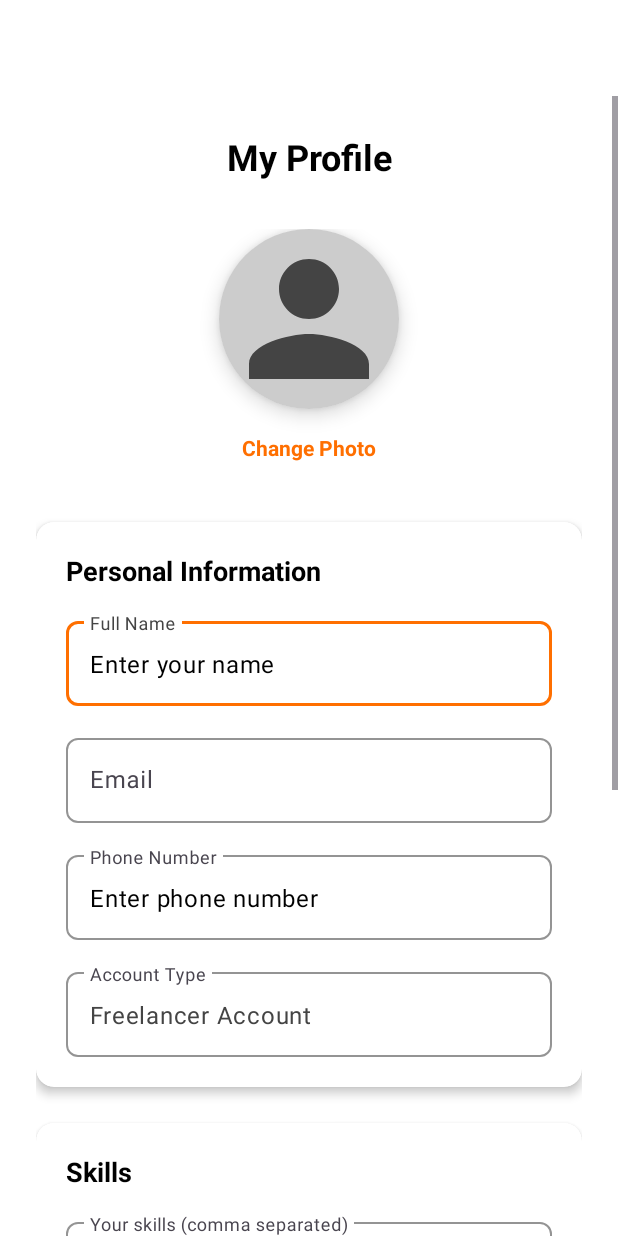
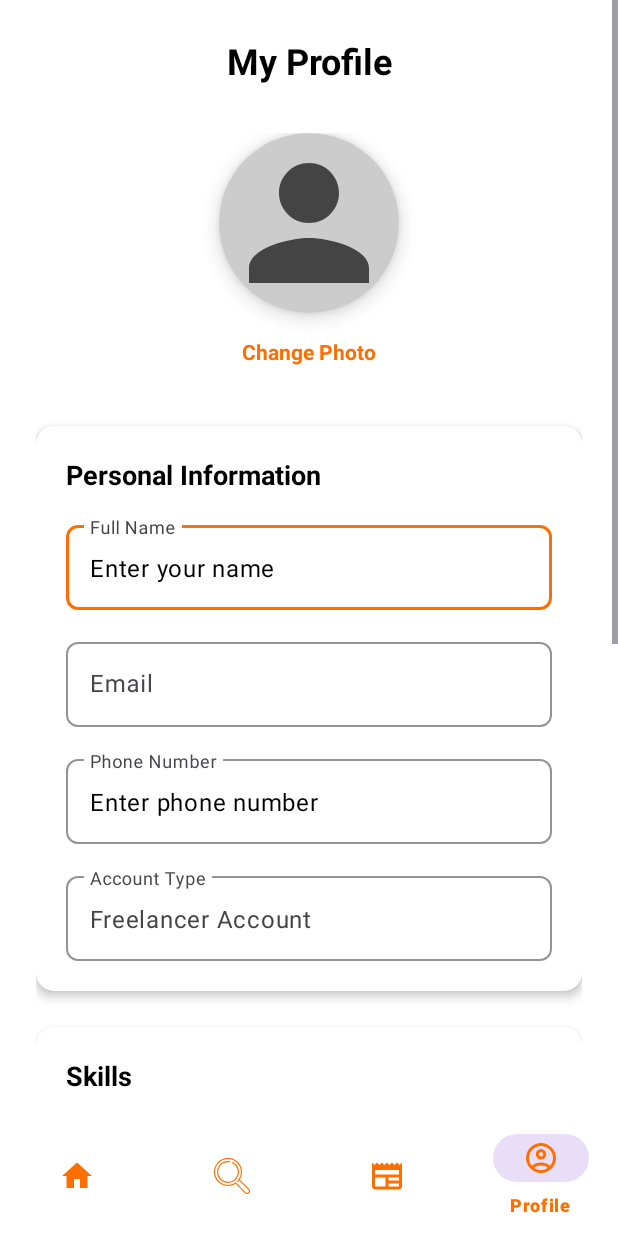
Before and after one commit to peace05-star/Tholagig, an Android app: the ProfileActivity screen opened directly, with no data from a screen before it, on a phone screen of 412 x 824 dp. Run offline under Robolectric (Android 15) with nearby library versions, the phone set to English and light mode, and no system bars; our stand-ins replace Firebase (no records; nobody signed in at launch, a user with empty details on screens opened directly).

Commit message:
My work before branching

```diff
--- a/app/src/main/res/layout/activity_profile.xml
+++ b/app/src/main/res/layout/activity_profile.xml
@@ -1,11 +1,28 @@
 <?xml version="1.0" encoding="utf-8"?>
-<ScrollView xmlns:android="http://schemas.android.com/apk/res/android"
+<RelativeLayout xmlns:android="http://schemas.android.com/apk/res/android"
     xmlns:app="http://schemas.android.com/apk/res-auto"
     android:layout_width="match_parent"
     android:layout_height="match_parent"
+    android:background="@color/white">
+
+    <!-- Bottom Navigation - Fixed at bottom -->
+    <com.google.android.material.bottomnavigation.BottomNavigationView
+        android:id="@+id/bottom_navigation"
+        android:layout_width="match_parent"
+        android:layout_height="wrap_content"
+        android:layout_alignParentBottom="true"
         android:background="@color/white"
-    android:fillViewport="true"
-    android:paddingTop="?attr/actionBarSize">
+        app:menu="@menu/bottom_nav_freelancer"
+        app:itemIconTint="@color/orange"
+        app:itemTextColor="@color/orange" />
+
+    <!-- Scrollable Content -->
+    <ScrollView
+        android:layout_width="match_parent"
+        android:layout_height="match_parent"
+        android:layout_above="@id/bottom_navigation"
+        android:background="@color/white"
+        android:fillViewport="true">
 
         <LinearLayout
             android:layout_width="match_parent"
@@ -379,5 +396,6 @@
                 android:visibility="gone" />
 
         </LinearLayout>
+    </ScrollView>
 
-</ScrollView>
+</RelativeLayout>
```
Also changed, not shown: app/src/main/java/student/projects/tholagig/jobs/ApplicaticationsManagementActivity.kt (+40 -0 lines). Lines whose indentation alone changed are shown as unchanged.
